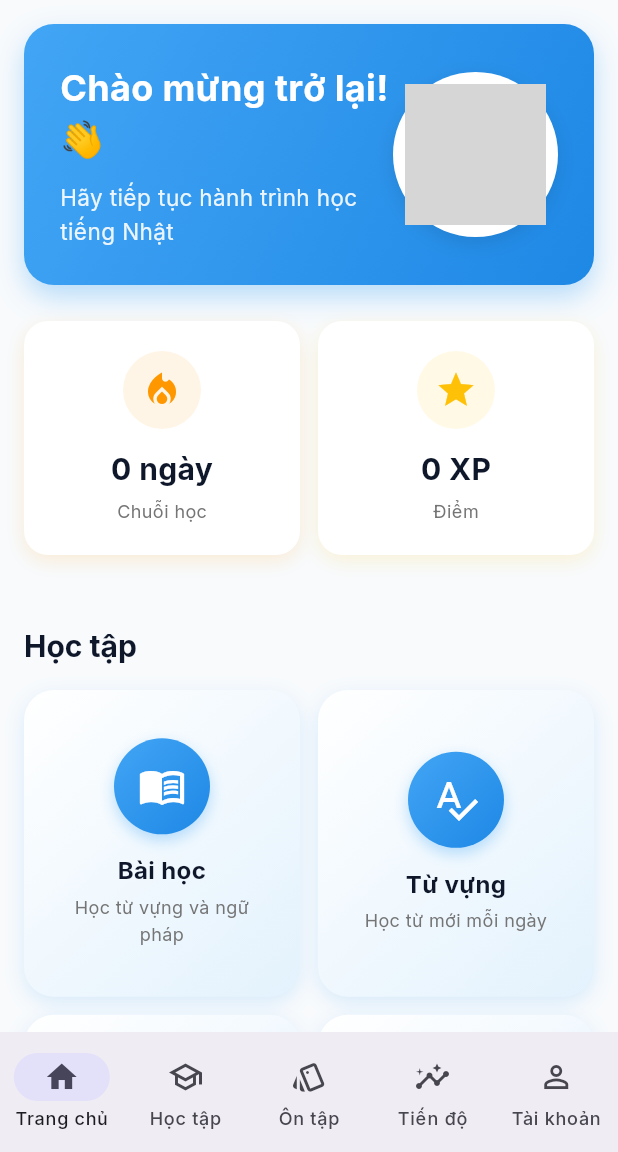
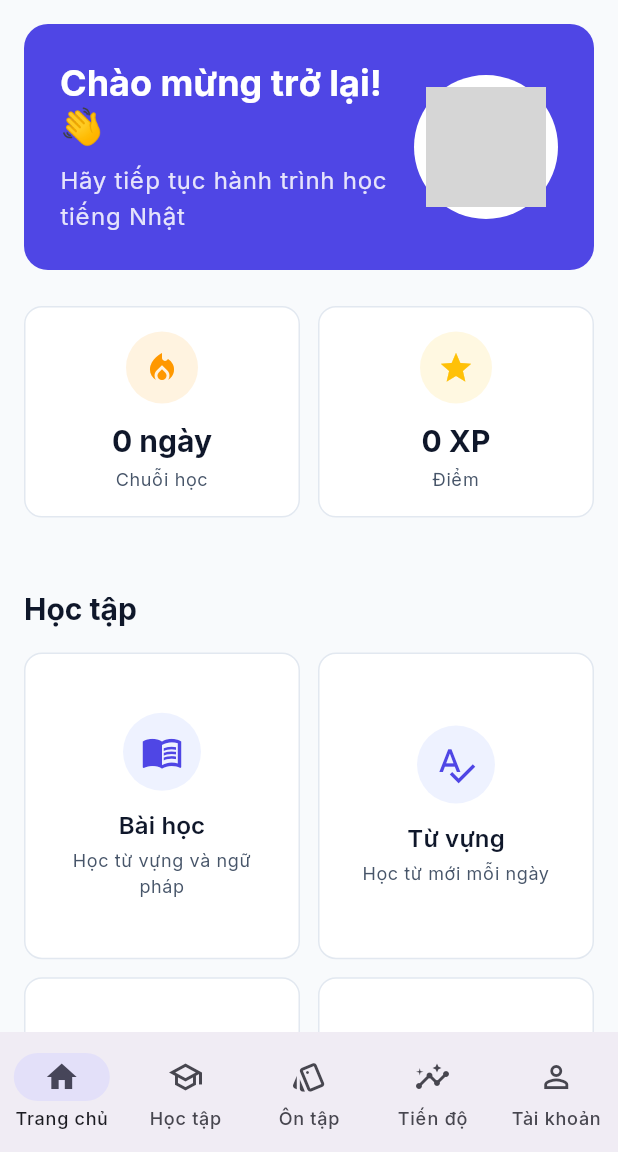
Before and after one commit to nguyenkyanh2003/AppHocTIengNhat, a Flutter app: the HomeScreen screen opened by its route, on a phone screen of 412 x 824 dp, the part 84-1236 px from its top. Run offline on Flutter 3.47's test engine with Material 3 defaults, Android fonts, the phone set to English and light mode, and no system bars; our stand-ins replace audioplayers, file_picker, fl_chart, flutter_html, flutter_secure_storage, go_router and 4 more; missing offline and left inert: dart:js_interop; accounts and stored records are empty; network calls fail; grey boxes are pictures that could not be loaded.

Commit message:
feat(ui): apply the design system to the demo-path screens
Sáu màn của luồng demo (trang chủ, bài học, từ vựng, flashcard, hồ sơ) giờ lấy
chữ từ textTheme và màu từ AppColors thay vì đặt rời tại chỗ. Design system đã
có từ Giai đoạn 1 nhưng gần như không màn nào dùng — đó mới là lý do giao diện
trông chắp vá, không phải thiếu trang trí.

Bỏ bóng đổ màu và gradient trang trí dưới mỗi thẻ, thay bằng viền mảnh: bóng
xanh mờ dưới mọi thẻ là dấu hiệu rõ nhất của giao diện dựng vội, và nó làm các
thẻ trôi nổi thay vì nằm trên một mặt phẳng.

Chữ Nhật trong màn chi tiết bài học (từ vựng, kanji, ví dụ ngữ pháp) chuyển
sang mặt chữ Nhật riêng — kanji đặt cỡ Latin thì mất nét.

Thêm hàng rào chống tái phát: một test khoá số chỗ hardcode fontSize và chặn
sáu màn đã dọn không được đặt lại, cùng cơ chế route-contract.test.js dùng cho
route.

Hàng rào đó bắt ngay một chỗ tôi bỏ sót (8 màu Material còn lại trong màn chi
tiết bài học), và cỡ chữ nền lớn hơn làm lộ một tràn 0.6px ở thẻ hub khi phóng
cỡ chữ hệ thống 1.6x — khối chữ giờ co lại được thay vì đội cao hơn ô thẻ.

```diff
--- a/FrontEnd/lib/features/home/screens/home_screen.dart
+++ b/FrontEnd/lib/features/home/screens/home_screen.dart
@@ -161,23 +161,14 @@ class _HomeScreenState extends State<HomeScreen> {
         child: Column(
           crossAxisAlignment: CrossAxisAlignment.start,
           children: [
-            // Welcome banner hiện đại hơn
+            // Lời chào: một khối phẳng màu thương hiệu, không đổ bóng màu —
+            // bóng xanh mờ dưới mọi thẻ là dấu hiệu rõ nhất của giao diện
+            // dựng vội.
             Container(
-              padding: const EdgeInsets.all(24),
+              padding: const EdgeInsets.all(AppSpacing.xl),
               decoration: BoxDecoration(
-                gradient: LinearGradient(
-                  colors: [Colors.blue.shade400, Colors.blue.shade600],
-                  begin: Alignment.topLeft,
-                  end: Alignment.bottomRight,
-                ),
-                borderRadius: BorderRadius.circular(20),
-                boxShadow: [
-                  BoxShadow(
-                    color: Colors.blue.withValues(alpha: 0.3),
-                    blurRadius: 15,
-                    offset: const Offset(0, 8),
-                  ),
-                ],
+                color: AppColors.primary,
+                borderRadius: BorderRadius.circular(AppRadius.lg),
               ),
               child: Row(
                 children: [
@@ -187,37 +178,30 @@ class _HomeScreenState extends State<HomeScreen> {
                       children: [
                         Text(
                           '${l10n.welcomeBack} 👋',
-                          style: const TextStyle(
-                            color: Colors.white,
-                            fontSize: 24,
-                            fontWeight: FontWeight.bold,
-                          ),
+                          style: Theme.of(context)
+                              .textTheme
+                              .headlineLarge
+                              ?.copyWith(color: Colors.white),
                         ),
-                        const SizedBox(height: 8),
+                        const SizedBox(height: AppSpacing.sm),
                         Text(
                           l10n.continueLearning,
-                          style: TextStyle(
-                            color: Colors.white.withValues(alpha: 0.9),
-                            fontSize: 15,
-                          ),
+                          style: Theme.of(context)
+                              .textTheme
+                              .bodyLarge
+                              ?.copyWith(
+                                  color: Colors.white.withValues(alpha: 0.85)),
                         ),
                       ],
                     ),
                   ),
                   Container(
-                    width: 110,
-                    height: 110,
-                    padding: const EdgeInsets.all(8),
-                    decoration: BoxDecoration(
+                    width: 96,
+                    height: 96,
+                    padding: const EdgeInsets.all(AppSpacing.sm),
+                    decoration: const BoxDecoration(
                       color: Colors.white,
                       shape: BoxShape.circle,
-                      boxShadow: [
-                        BoxShadow(
-                          color: Colors.black.withValues(alpha: 0.1),
-                          blurRadius: 10,
-                          offset: const Offset(0, 4),
-                        ),
-                      ],
                     ),
                     child: ClipOval(
                       child: Image.asset(
@@ -227,7 +211,7 @@ class _HomeScreenState extends State<HomeScreen> {
                           return const Icon(
                             Icons.translate,
                             size: 40,
-                            color: Colors.blue,
+                            color: AppColors.primary,
                           );
                         },
                       ),
@@ -236,7 +220,7 @@ class _HomeScreenState extends State<HomeScreen> {
                 ],
               ),
             ),
-            const SizedBox(height: 24),
+            const SizedBox(height: AppSpacing.xl),
 
             // Quick stats
             Consumer<StreakProvider>(
@@ -318,44 +302,32 @@ class _HomeScreenState extends State<HomeScreen> {
 
   Widget _buildStatCard(
       String label, String value, IconData icon, Color color) {
+    // Con số là thứ người học tìm ở đây, nên nó được cỡ chữ lớn nhất khối;
+    // viền mảnh thay bóng đổ để các thẻ không trôi nổi trên nền.
     return Container(
-      padding: const EdgeInsets.all(20.0),
+      padding: const EdgeInsets.all(AppSpacing.lg),
       decoration: BoxDecoration(
-        color: Colors.white,
-        borderRadius: BorderRadius.circular(16),
-        boxShadow: [
-          BoxShadow(
-            color: color.withValues(alpha: 0.15),
-            blurRadius: 10,
-            offset: const Offset(0, 4),
-          ),
-        ],
+        color: AppColors.surface,
+        borderRadius: BorderRadius.circular(AppRadius.md),
+        border: Border.all(color: AppColors.border),
       ),
       child: Column(
         children: [
           Container(
-            padding: const EdgeInsets.all(12),
+            padding: const EdgeInsets.all(AppSpacing.md),
             decoration: BoxDecoration(
-              color: color.withValues(alpha: 0.1),
+              color: color.withValues(alpha: 0.12),
               shape: BoxShape.circle,
             ),
-            child: Icon(icon, size: 28, color: color),
+            child: Icon(icon, size: 24, color: color),
           ),
-          const SizedBox(height: 12),
-          Text(
-            value,
-            style: const TextStyle(
-              fontSize: 20,
-              fontWeight: FontWeight.bold,
-            ),
-          ),
-          const SizedBox(height: 4),
+          const SizedBox(height: AppSpacing.md),
+          Text(value, style: Theme.of(context).textTheme.displaySmall),
+          const SizedBox(height: AppSpacing.xs),
           Text(
             label,
-            style: TextStyle(
-              fontSize: 12,
-              color: Colors.grey[600],
-            ),
+            textAlign: TextAlign.center,
+            style: Theme.of(context).textTheme.bodySmall,
           ),
         ],
       ),
@@ -370,65 +342,38 @@ class _HomeScreenState extends State<HomeScreen> {
   }) {
     return Container(
       decoration: BoxDecoration(
-        borderRadius: BorderRadius.circular(20),
-        gradient: LinearGradient(
-          colors: [Colors.white, Colors.blue.shade50],
-          begin: Alignment.topLeft,
-          end: Alignment.bottomRight,
-        ),
-        boxShadow: [
-          BoxShadow(
-            color: Colors.blue.withValues(alpha: 0.15),
-            blurRadius: 10,
-            offset: const Offset(0, 4),
-          ),
-        ],
+        color: AppColors.surface,
+        borderRadius: BorderRadius.circular(AppRadius.md),
+        border: Border.all(color: AppColors.border),
       ),
       child: Material(
         color: Colors.transparent,
         child: InkWell(
           onTap: onTap,
-          borderRadius: BorderRadius.circular(20),
+          borderRadius: BorderRadius.circular(AppRadius.md),
           child: Padding(
-            padding: const EdgeInsets.all(20.0),
+            padding: const EdgeInsets.all(AppSpacing.lg),
             child: Column(
               mainAxisAlignment: MainAxisAlignment.center,
               children: [
                 Container(
-                  padding: const EdgeInsets.all(16),
-                  decoration: BoxDecoration(
-                    gradient: LinearGradient(
-                      colors: [Colors.blue.shade400, Colors.blue.shade600],
-                      begin: Alignment.topLeft,
-                      end: Alignment.bottomRight,
-                    ),
+                  padding: const EdgeInsets.all(AppSpacing.md),
+                  decoration: const BoxDecoration(
+                    color: AppColors.primaryLight,
                     shape: BoxShape.circle,
-                    boxShadow: [
-                      BoxShadow(
-                        color: Colors.blue.withValues(alpha: 0.3),
-                        blurRadius: 8,
-                        offset: const Offset(0, 4),
-                      ),
-                    ],
                   ),
-                  child: Icon(icon, size: 32, color: Colors.white),
+                  child: Icon(icon, size: 28, color: AppColors.primary),
                 ),
-                const SizedBox(height: 12),
+                const SizedBox(height: AppSpacing.md),
                 Text(
                   title,
-                  style: const TextStyle(
-                    fontSize: 16,
-                    fontWeight: FontWeight.bold,
-                  ),
+                  style: Theme.of(context).textTheme.titleSmall,
                   textAlign: TextAlign.center,
                 ),
-                const SizedBox(height: 4),
+                const SizedBox(height: AppSpacing.xs),
                 Text(
                   subtitle,
-                  style: TextStyle(
-                    fontSize: 12,
-                    color: Colors.grey[600],
-                  ),
+                  style: Theme.of(context).textTheme.bodySmall,
                   textAlign: TextAlign.center,
                   maxLines: 2,
                   overflow: TextOverflow.ellipsis,
```
Also changed, not shown: FrontEnd/lib/app/shell/hub_screen.dart (+9 -2 lines), FrontEnd/lib/features/flashcards/screens/flashcard_study_screen.dart (+11 -12 lines), FrontEnd/lib/features/lessons/screens/lesson_detail_screen.dart (+48 -50 lines), FrontEnd/lib/features/lessons/screens/lesson_list_screen.dart (+69 -108 lines), FrontEnd/lib/features/profile/screens/profile_screen.dart (+23 -21 lines), 1 other file.
